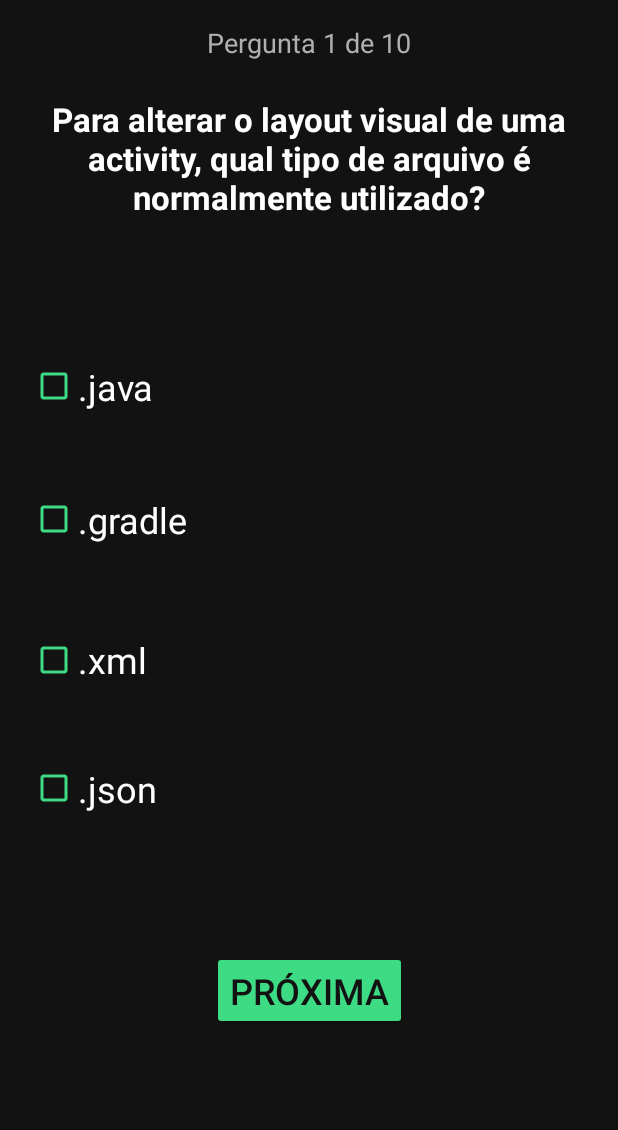
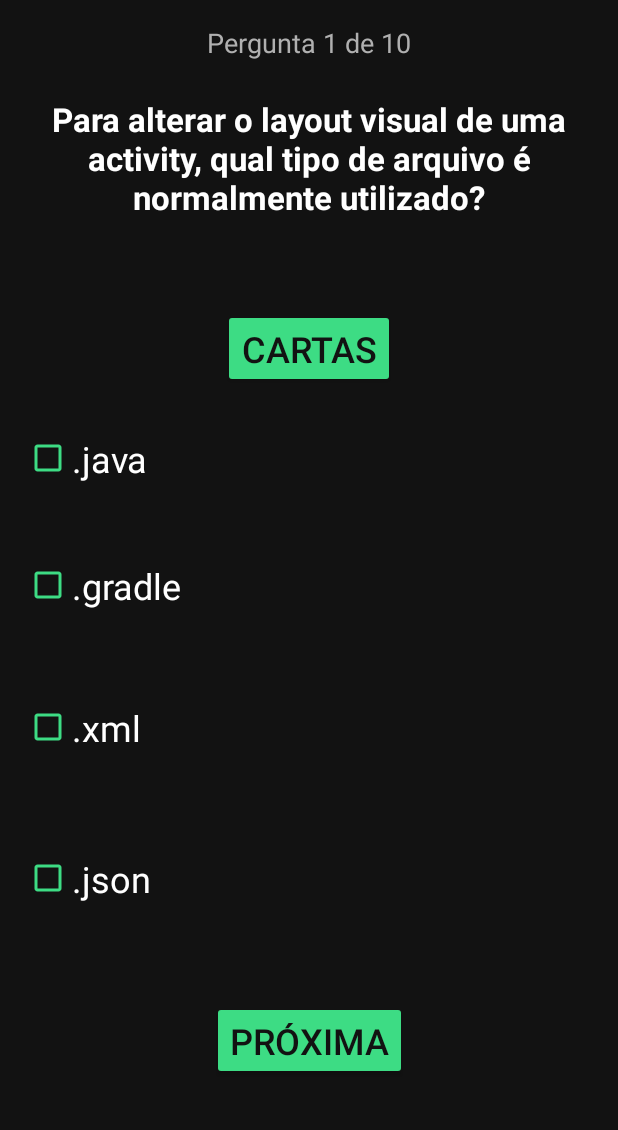
Before and after one commit to SauloOliveira358/Show-do-Android, an Android app: the Quiz screen opened directly, with no data from a screen before it, on a phone screen of 412 x 824 dp, the part 105-1235 px from its top. Run offline under Robolectric (Android 15) with nearby library versions, the phone set to English and light mode, and no system bars.

Commit message:
Testem ai botao cartas acho que deu certo

```diff
--- a/app/src/main/java/com/example/showdomilhao/Dados.java
+++ b/app/src/main/java/com/example/showdomilhao/Dados.java
@@ -4,4 +4,5 @@ public class Dados {
     public static final String NOME = "Nome";
     public static final String PONTUACAO = "Pontuação";
     public static final String ARQUIVO_USUARIO = "Arquivo Usuario";
+
 }
--- a/app/src/main/java/com/example/showdomilhao/Quiz.java
+++ b/app/src/main/java/com/example/showdomilhao/Quiz.java
@@ -6,6 +6,7 @@ import static com.example.showdomilhao.Dados.*;
 import android.annotation.SuppressLint;
 import android.content.Intent;
 import android.content.SharedPreferences;
+import android.support.annotation.Nullable;
 import android.support.v7.app.AppCompatActivity;
 import android.os.Bundle;
 import android.view.View;
@@ -22,8 +23,8 @@ import java.util.Random;
 public class Quiz extends AppCompatActivity {
 private TextView bemVindo,pergunta,numerodaPergunta;
 private CheckBox resposta1,resposta2,resposta3,resposta4;
-private Button proxima_Pergunta;
-private boolean checkBoxTexto;
+private Button proxima_Pergunta, cartas;
+private boolean checkBoxTexto,cartaSelecionou;
 private int pontuação = 0,questoes = 1;
 
     private String [] Perguntas = {
@@ -82,6 +83,7 @@ private int pontuação = 0,questoes = 1;
 private int respostaSelecionada;
 private int perguntaAtual = 0;
 private int numeroPerguntas = 10;
+private int cartasRecebidas;
 
 
     private ArrayList<Integer> indicesDisponiveis = new ArrayList<>();
@@ -103,6 +105,8 @@ private int numeroPerguntas = 10;
         resposta3 = findViewById(R.id.IdCheckboxResposta3);
         resposta4 = findViewById(R.id.IdCheckboxResposta4);
         numerodaPergunta = findViewById(R.id.IdTextViewNumeroPergunta);
+
+        cartas = findViewById(R.id.IdBtnCartas);
         //adicionar os indices disponiveis
         for (int i = 0; i < Perguntas.length; i++) {
             indicesDisponiveis.add(i);
@@ -167,14 +171,83 @@ private int numeroPerguntas = 10;
                     editor.apply();
                     Intent intent2 = new Intent(getApplicationContext(), Resultado.class);
                     startActivity(intent2);
+                    finish();
                 }
             }
         }); // fim do botao proxima pergunta
 
+        //botao Cartas
+        cartas.setOnClickListener(new View.OnClickListener() {
+            @Override
+            public void onClick(View v) {
+                Intent intent = new Intent(getApplicationContext(), Cartas.class);
+                startActivityForResult(intent, 1);
+                cartaSelecionou = true;
+
+            }
+
+        });
+
+
 
     }
-        //Carregar as perguntas de forma altomatica
+
+    @Override
+    protected void onActivityResult(int requestCode, int resultCode, @Nullable Intent data) {
+        super.onActivityResult(requestCode, resultCode, data);
+
+        if (requestCode == 1 && resultCode == RESULT_OK && data != null) {
+             cartasRecebidas = data.getIntExtra("Carta",-1);
+            cartas.setClickable(false);
+            cartas.setAlpha(0.5f);
+
+
+            if (cartasRecebidas > 0) {
+                int correta = respostaCerta[perguntaAtual];
+
+                // Array para evitar desativar a mesma resposta mais de uma vez
+                boolean[] desativadas = new boolean[4];
+                desativadas[correta] = true; // não pode desativar a certa
+
+                Random random = new Random();
+                int eliminadas = 0;
+
+                while (eliminadas < cartasRecebidas) {
+                    int i = random.nextInt(4); // entre 0 e 3
+
+                    if (!desativadas[i]) {
+                        switch (i) {
+                            case 0:
+                                resposta1.setEnabled(false);
+                                resposta1.setAlpha(0.5f); break;
+                            case 1: resposta2.setEnabled(false);
+                                resposta2.setAlpha(0.5f);break;
+                            case 2: resposta3.setEnabled(false);
+                                resposta3.setAlpha(0.5f);break;
+                            case 3: resposta4.setEnabled(false);
+                                resposta4.setAlpha(0.5f);break;
+                        }
+                        desativadas[i] = true;
+                        eliminadas++;
+                    }
+                }
+            }
+
+        }
+    }
+
+    //Carregar as perguntas de forma altomatica
     public void carregar_Perguntas(){
+        resposta1.setEnabled(true);
+        resposta1.setAlpha(1f);
+        resposta2.setEnabled(true);
+        resposta2.setAlpha(1f);
+        resposta3.setEnabled(true);
+        resposta3.setAlpha(1f);
+        resposta4.setEnabled(true);
+        resposta4.setAlpha(1f);
+
+
         resposta1.setChecked(false);
         resposta2.setChecked(false);
         resposta3.setChecked(false);
@@ -203,6 +276,7 @@ private int numeroPerguntas = 10;
 
     }//fim metodo carregar_Perguntas
 
+
     //metodo de acerto e erro
     public void acertoErro(){
         if(respostaSelecionada == respostaCerta[perguntaAtual]){
--- a/app/src/main/res/layout/activity_quiz.xml
+++ b/app/src/main/res/layout/activity_quiz.xml
@@ -13,9 +13,9 @@
         style="@style/Widget.AppCompat.CompoundButton.CheckBox"
         android:layout_width="0dp"
         android:layout_height="0dp"
-        android:layout_marginStart="20dp"
-        android:layout_marginEnd="20dp"
-        android:layout_marginBottom="24dp"
+        android:layout_marginStart="16dp"
+        android:layout_marginEnd="16dp"
+        android:layout_marginBottom="21dp"
         android:buttonTint="#3DDC84"
         android:text="CheckBox"
         android:textColor="#FFFFFF"
@@ -23,15 +23,15 @@
         app:layout_constraintBottom_toTopOf="@+id/IdCheckboxResposta2"
         app:layout_constraintEnd_toEndOf="parent"
         app:layout_constraintStart_toStartOf="parent"
-        app:layout_constraintTop_toBottomOf="@+id/IdTextViewPergunta" />
+        app:layout_constraintTop_toBottomOf="@+id/IdBtnCartas" />
 
     <CheckBox
         android:id="@+id/IdCheckboxResposta4"
         android:layout_width="0dp"
         android:layout_height="0dp"
-        android:layout_marginStart="20dp"
-        android:layout_marginEnd="20dp"
-        android:layout_marginBottom="76dp"
+        android:layout_marginStart="16dp"
+        android:layout_marginEnd="16dp"
+        android:layout_marginBottom="50dp"
         android:buttonTint="#3DDC84"
         android:text="CheckBox"
         android:textColor="#FFFFFF"
@@ -45,9 +45,9 @@
         android:id="@+id/IdCheckboxResposta2"
         android:layout_width="0dp"
         android:layout_height="0dp"
-        android:layout_marginStart="20dp"
-        android:layout_marginEnd="20dp"
-        android:layout_marginBottom="29dp"
+        android:layout_marginStart="16dp"
+        android:layout_marginEnd="16dp"
+        android:layout_marginBottom="31dp"
         android:buttonTint="#3DDC84"
         android:text="CheckBox"
         android:textColor="#FFFFFF"
@@ -61,9 +61,9 @@
         android:id="@+id/IdCheckboxResposta3"
         android:layout_width="0dp"
         android:layout_height="0dp"
-        android:layout_marginStart="20dp"
-        android:layout_marginEnd="20dp"
-        android:layout_marginBottom="21dp"
+        android:layout_marginStart="16dp"
+        android:layout_marginEnd="16dp"
+        android:layout_marginBottom="37dp"
         android:buttonTint="#3DDC84"
         android:text="CheckBox"
         android:textColor="#FFFFFF"
@@ -109,13 +109,13 @@
         android:layout_height="wrap_content"
         android:layout_marginStart="24dp"
         android:layout_marginEnd="24dp"
-        android:layout_marginBottom="79dp"
+        android:layout_marginBottom="60dp"
         android:gravity="center"
         android:text="Aqui vai a pergunta"
         android:textColor="#FFFFFF"
         android:textSize="22sp"
         android:textStyle="bold"
-        app:layout_constraintBottom_toTopOf="@+id/idCheckboxResposta1"
+        app:layout_constraintBottom_toTopOf="@+id/IdBtnCartas"
         app:layout_constraintEnd_toEndOf="parent"
         app:layout_constraintStart_toStartOf="parent"
         app:layout_constraintTop_toBottomOf="@+id/IdTextViewNumeroPergunta" />
@@ -128,7 +128,7 @@
         android:id="@+id/IdBtnProximaPergunta"
         android:layout_width="wrap_content"
         android:layout_height="wrap_content"
-        android:layout_marginBottom="67dp"
+        android:layout_marginBottom="34dp"
         android:backgroundTint="#3DDC84"
         android:text="Próxima"
         android:textColor="#121212"
@@ -138,4 +138,18 @@
         app:layout_constraintStart_toStartOf="parent"
         app:layout_constraintTop_toBottomOf="@+id/IdCheckboxResposta4" />
 
+    <Button
+        android:id="@+id/IdBtnCartas"
+        android:layout_width="wrap_content"
+        android:layout_height="wrap_content"
+        android:layout_marginBottom="15dp"
+        android:backgroundTint="#3DDC84"
+        android:text="Cartas"
+        android:textColor="#121212"
+        android:textSize="24sp"
+        app:layout_constraintBottom_toTopOf="@+id/idCheckboxResposta1"
+        app:layout_constraintEnd_toEndOf="parent"
+        app:layout_constraintStart_toStartOf="parent"
+        app:layout_constraintTop_toBottomOf="@+id/IdTextViewPergunta" />
+
 </android.support.constraint.ConstraintLayout>
```
Also changed, not shown: app/src/main/AndroidManifest.xml (+7 -0 lines), app/src/main/java/com/example/showdomilhao/Cartas.java (added, +70 -0 lines), app/src/main/res/layout/activity_cartas.xml (added, +29 -0 lines), 4 other files.
